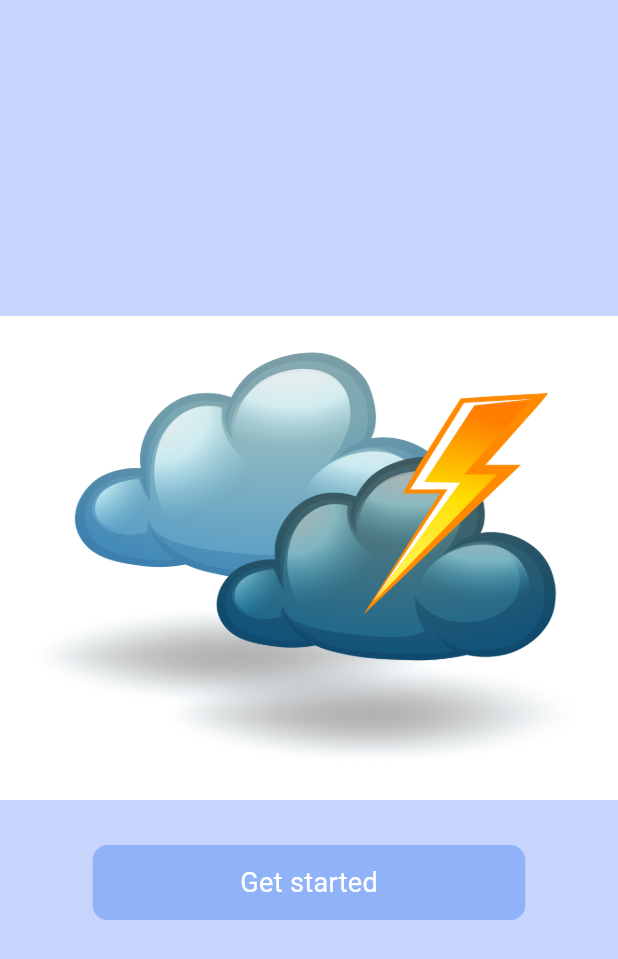
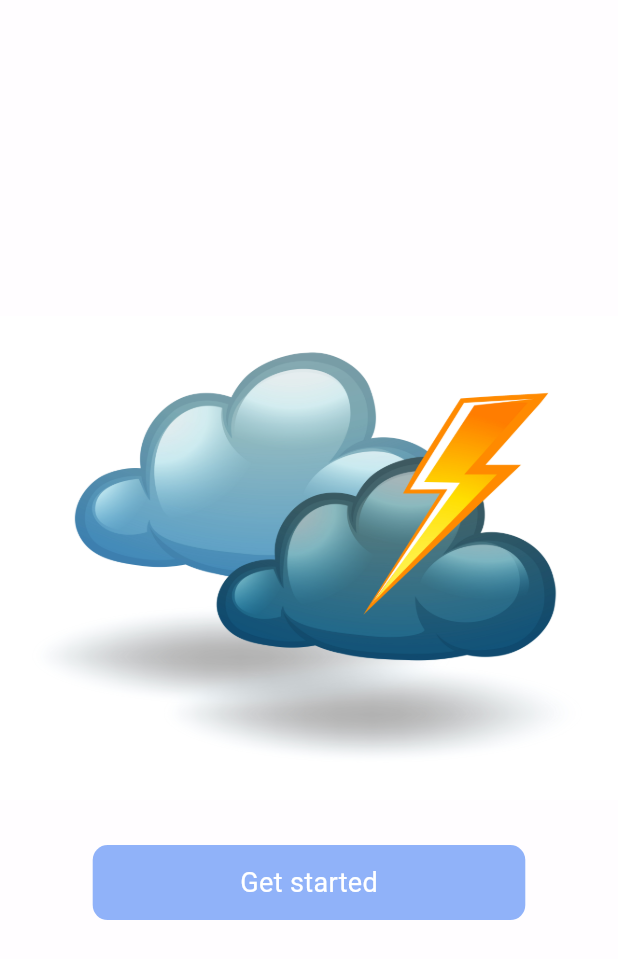
Before and after one commit to AzzamHussain/WeatherApp, a Flutter app: the screen it shows after launch, on a phone screen of 412 x 824 dp. Shown: the top 959 px of the screen. Run offline on Flutter 3.47's test engine with Material 3 defaults, Android fonts, the phone set to English and light mode, and no system bars.

```diff
--- a/lib/UI/GetStarted.dart
+++ b/lib/UI/GetStarted.dart
@@ -14,7 +14,8 @@ class GetStarted extends StatelessWidget {
         body: Container(
       width: size.width,
       height: size.height,
-      color: myUtils.primaryColor.withOpacity(0.5),
+      //color: myUtils.primaryColor.withOpacity(0.5),
+      color: Colors.white70,
       child: Center(
         child: Column(
           mainAxisAlignment: MainAxisAlignment.center,
```
